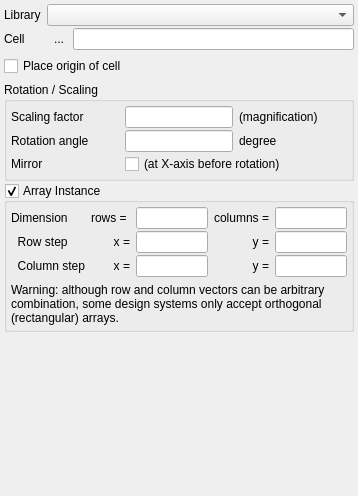
Old version of the form src/edt/edt/EditorOptionsInst.ui in the repository Kazzz-S/klayout.
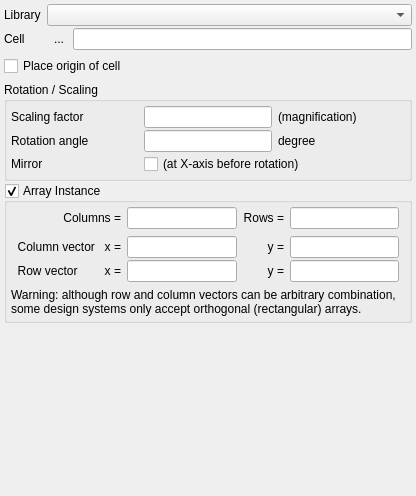
New version of the form. Icons and pictures are not drawn. Custom widgets are drawn as their Qt base class.

What changed in the file:
```diff
--- a/src/edt/edt/EditorOptionsInst.ui
+++ b/src/edt/edt/EditorOptionsInst.ui
@@ -6,7 +6,7 @@
    <rect>
     <x>0</x>
     <y>0</y>
-    <width>358</width>
+    <width>416</width>
     <height>496</height>
    </rect>
   </property>
@@ -51,8 +51,8 @@
        <rect>
         <x>0</x>
         <y>0</y>
-        <width>358</width>
-        <height>496</height>
+        <width>402</width>
+        <height>513</height>
        </rect>
       </property>
       <layout class="QGridLayout" name="gridLayout_2">
@@ -71,6 +71,29 @@
        <property name="spacing">
         <number>2</number>
        </property>
+       <item row="3" column="0">
+        <spacer name="verticalSpacer">
+         <property name="orientation">
+          <enum>Qt::Vertical</enum>
+         </property>
+         <property name="sizeType">
+          <enum>QSizePolicy::Fixed</enum>
+         </property>
+         <property name="sizeHint" stdset="0">
+          <size>
+           <width>20</width>
+           <height>4</height>
+          </size>
+         </property>
+        </spacer>
+       </item>
+       <item row="2" column="0">
+        <widget class="QCheckBox" name="place_origin_cb">
+         <property name="text">
+          <string>Place origin of cell</string>
+         </property>
+        </widget>
+       </item>
        <item row="0" column="0">
         <widget class="QFrame" name="frame">
          <property name="frameShape">
@@ -198,13 +221,6 @@
          </property>
         </spacer>
        </item>
-       <item row="2" column="0">
-        <widget class="QCheckBox" name="place_origin_cb">
-         <property name="text">
-          <string>Place origin of cell</string>
-         </property>
-        </widget>
-       </item>
        <item row="4" column="0">
         <widget class="QGroupBox" name="groupBox">
          <property name="title">
@@ -297,7 +313,20 @@
          </layout>
         </widget>
        </item>
-       <item row="5" column="0">
+       <item row="7" column="0">
+        <spacer name="spacer_2">
+         <property name="orientation">
+          <enum>Qt::Vertical</enum>
+         </property>
+         <property name="sizeHint" stdset="0">
+          <size>
+           <width>20</width>
+           <height>120</height>
+          </size>
+         </property>
+        </spacer>
+       </item>
+       <item row="6" column="0">
         <widget class="QGroupBox" name="array_grp">
          <property name="sizePolicy">
           <sizepolicy hsizetype="Preferred" vsizetype="Preferred">
@@ -330,13 +359,6 @@
           <property name="verticalSpacing">
            <number>2</number>
           </property>
-          <item row="2" column="0">
-           <widget class="QLabel" name="label_16">
-            <property name="text">
-             <string>  Column step</string>
-            </property>
-           </widget>
-          </item>
           <item row="2" column="2">
            <widget class="QLineEdit" name="column_x_le">
             <property name="sizePolicy">
@@ -347,26 +369,6 @@
             </property>
            </widget>
           </item>
-          <item row="2" column="1">
-           <widget class="QLabel" name="label_14">
-            <property name="text">
-             <string>x =</string>
-            </property>
-            <property name="alignment">
-             <set>Qt::AlignRight|Qt::AlignTrailing|Qt::AlignVCenter</set>
-            </property>
-           </widget>
-          </item>
-          <item row="2" column="4">
-           <widget class="QLineEdit" name="column_y_le">
-            <property name="sizePolicy">
-             <sizepolicy hsizetype="Preferred" vsizetype="Fixed">
-              <horstretch>1</horstretch>
-              <verstretch>0</verstretch>
-             </sizepolicy>
-            </property>
-           </widget>
-          </item>
           <item row="2" column="3">
            <widget class="QLabel" name="label_15">
             <property name="text">
@@ -377,91 +379,7 @@
             </property>
            </widget>
           </item>
-          <item row="1" column="4">
-           <widget class="QLineEdit" name="row_y_le">
-            <property name="sizePolicy">
-             <sizepolicy hsizetype="Preferred" vsizetype="Fixed">
-              <horstretch>1</horstretch>
-              <verstretch>0</verstretch>
-             </sizepolicy>
-            </property>
-           </widget>
-          </item>
-          <item row="1" column="3">
-           <widget class="QLabel" name="label_10">
-            <property name="text">
-             <string>y =</string>
-            </property>
-            <property name="alignment">
-             <set>Qt::AlignRight|Qt::AlignTrailing|Qt::AlignVCenter</set>
-            </property>
-           </widget>
-          </item>
-          <item row="1" column="2">
-           <widget class="QLineEdit" name="row_x_le">
-            <property name="sizePolicy">
-             <sizepolicy hsizetype="Preferred" vsizetype="Fixed">
-              <horstretch>1</horstretch>
-              <verstretch>0</verstretch>
-             </sizepolicy>
-            </property>
-           </widget>
-          </item>
-          <item row="1" column="1">
-           <widget class="QLabel" name="label_11">
-            <property name="text">
-             <string>x =</string>
-            </property>
-            <property name="alignment">
-             <set>Qt::AlignRight|Qt::AlignTrailing|Qt::AlignVCenter</set>
-            </property>
-           </widget>
-          </item>
-          <item row="1" column="0">
-           <widget class="QLabel" name="label_9">
-            <property name="text">
-             <string>  Row step</string>
-            </property>
-           </widget>
-          </item>
-          <item row="0" column="0">
-           <widget class="QLabel" name="label_4">
-            <property name="text">
-             <string>Dimension</string>
-            </property>
-           </widget>
-          </item>
-          <item row="0" column="3">
-           <widget class="QLabel" name="label_8">
-            <property name="text">
-             <string>columns =</string>
-            </property>
-            <property name="alignment">
-             <set>Qt::AlignRight|Qt::AlignTrailing|Qt::AlignVCenter</set>
-            </property>
-           </widget>
-          </item>
           <item row="0" column="4">
-           <widget class="QLineEdit" name="columns_le">
-            <property name="sizePolicy">
-             <sizepolicy hsizetype="Preferred" vsizetype="Fixed">
-              <horstretch>1</horstretch>
-              <verstretch>0</verstretch>
-             </sizepolicy>
-            </property>
-           </widget>
-          </item>
-          <item row="0" column="1">
-           <widget class="QLabel" name="label_6">
-            <property name="text">
-             <string>rows = </string>
-            </property>
-            <property name="alignment">
-             <set>Qt::AlignRight|Qt::AlignTrailing|Qt::AlignVCenter</set>
-            </property>
-           </widget>
-          </item>
-          <item row="0" column="2">
            <widget class="QLineEdit" name="rows_le">
             <property name="sizePolicy">
              <sizepolicy hsizetype="Preferred" vsizetype="Fixed">
@@ -477,7 +395,17 @@
             </property>
            </widget>
           </item>
-          <item row="4" column="0" colspan="5">
+          <item row="2" column="1">
+           <widget class="QLabel" name="label_14">
+            <property name="text">
+             <string>x =</string>
+            </property>
+            <property name="alignment">
+             <set>Qt::AlignRight|Qt::AlignTrailing|Qt::AlignVCenter</set>
+            </property>
+           </widget>
+          </item>
+          <item row="6" column="0" colspan="6">
            <widget class="QLabel" name="label_12">
             <property name="text">
              <string>Warning: although row and column vectors can be arbitrary combination, some design systems only accept orthogonal (rectangular) arrays.</string>
@@ -487,7 +415,54 @@
             </property>
            </widget>
           </item>
+          <item row="0" column="2">
+           <widget class="QLineEdit" name="columns_le">
+            <property name="sizePolicy">
+             <sizepolicy hsizetype="Preferred" vsizetype="Fixed">
+              <horstretch>1</horstretch>
+              <verstretch>0</verstretch>
+             </sizepolicy>
+            </property>
+           </widget>
+          </item>
+          <item row="3" column="2">
+           <widget class="QLineEdit" name="row_x_le">
+            <property name="sizePolicy">
+             <sizepolicy hsizetype="Preferred" vsizetype="Fixed">
+              <horstretch>1</horstretch>
+              <verstretch>0</verstretch>
+             </sizepolicy>
+            </property>
+           </widget>
+          </item>
           <item row="3" column="0">
+           <widget class="QLabel" name="label_9">
+            <property name="text">
+             <string>  Row vector</string>
+            </property>
+           </widget>
+          </item>
+          <item row="0" column="3">
+           <widget class="QLabel" name="label_6">
+            <property name="text">
+             <string>Rows =</string>
+            </property>
+            <property name="alignment">
+             <set>Qt::AlignRight|Qt::AlignTrailing|Qt::AlignVCenter</set>
+            </property>
+           </widget>
+          </item>
+          <item row="3" column="4">
+           <widget class="QLineEdit" name="row_y_le">
+            <property name="sizePolicy">
+             <sizepolicy hsizetype="Preferred" vsizetype="Fixed">
+              <horstretch>1</horstretch>
+              <verstretch>0</verstretch>
+             </sizepolicy>
+            </property>
+           </widget>
+          </item>
+          <item row="5" column="0">
            <spacer name="verticalSpacer_2">
             <property name="orientation">
              <enum>Qt::Vertical</enum>
@@ -503,38 +478,72 @@
             </property>
            </spacer>
           </item>
+          <item row="2" column="0">
+           <widget class="QLabel" name="label_16">
+            <property name="text">
+             <string>  Column vector</string>
+            </property>
+           </widget>
+          </item>
+          <item row="0" column="0" colspan="2">
+           <widget class="QLabel" name="label_8">
+            <property name="text">
+             <string>Columns =</string>
+            </property>
+            <property name="alignment">
+             <set>Qt::AlignRight|Qt::AlignTrailing|Qt::AlignVCenter</set>
+            </property>
+           </widget>
+          </item>
+          <item row="3" column="3">
+           <widget class="QLabel" name="label_10">
+            <property name="text">
+             <string>y =</string>
+            </property>
+            <property name="alignment">
+             <set>Qt::AlignRight|Qt::AlignTrailing|Qt::AlignVCenter</set>
+            </property>
+           </widget>
+          </item>
+          <item row="3" column="1">
+           <widget class="QLabel" name="label_11">
+            <property name="text">
+             <string>x =</string>
+            </property>
+            <property name="alignment">
+             <set>Qt::AlignRight|Qt::AlignTrailing|Qt::AlignVCenter</set>
+            </property>
+           </widget>
+          </item>
+          <item row="2" column="4">
+           <widget class="QLineEdit" name="column_y_le">
+            <property name="sizePolicy">
+             <sizepolicy hsizetype="Preferred" vsizetype="Fixed">
+              <horstretch>1</horstretch>
+              <verstretch>0</verstretch>
+             </sizepolicy>
+            </property>
+           </widget>
+          </item>
+          <item row="1" column="1">
+           <spacer name="verticalSpacer_3">
+            <property name="orientation">
+             <enum>Qt::Vertical</enum>
+            </property>
+            <property name="sizeType">
+             <enum>QSizePolicy::Fixed</enum>
+            </property>
+            <property name="sizeHint" stdset="0">
+             <size>
+              <width>20</width>
+              <height>5</height>
+             </size>
+            </property>
+           </spacer>
+          </item>
          </layout>
         </widget>
        </item>
-       <item row="6" column="0">
-        <spacer name="spacer_2">
-         <property name="orientation">
-          <enum>Qt::Vertical</enum>
-         </property>
-         <property name="sizeHint" stdset="0">
-          <size>
-           <width>20</width>
-           <height>120</height>
-          </size>
-         </property>
-        </spacer>
-       </item>
-       <item row="3" column="0">
-        <spacer name="verticalSpacer">
-         <property name="orientation">
-          <enum>Qt::Vertical</enum>
-         </property>
-         <property name="sizeType">
-          <enum>QSizePolicy::Fixed</enum>
-         </property>
-         <property name="sizeHint" stdset="0">
-          <size>
-           <width>20</width>
-           <height>4</height>
-          </size>
-         </property>
-        </spacer>
-       </item>
       </layout>
      </widget>
     </widget>
```
Left out of the diff: 6 changed lines with no effect on the pictures.
